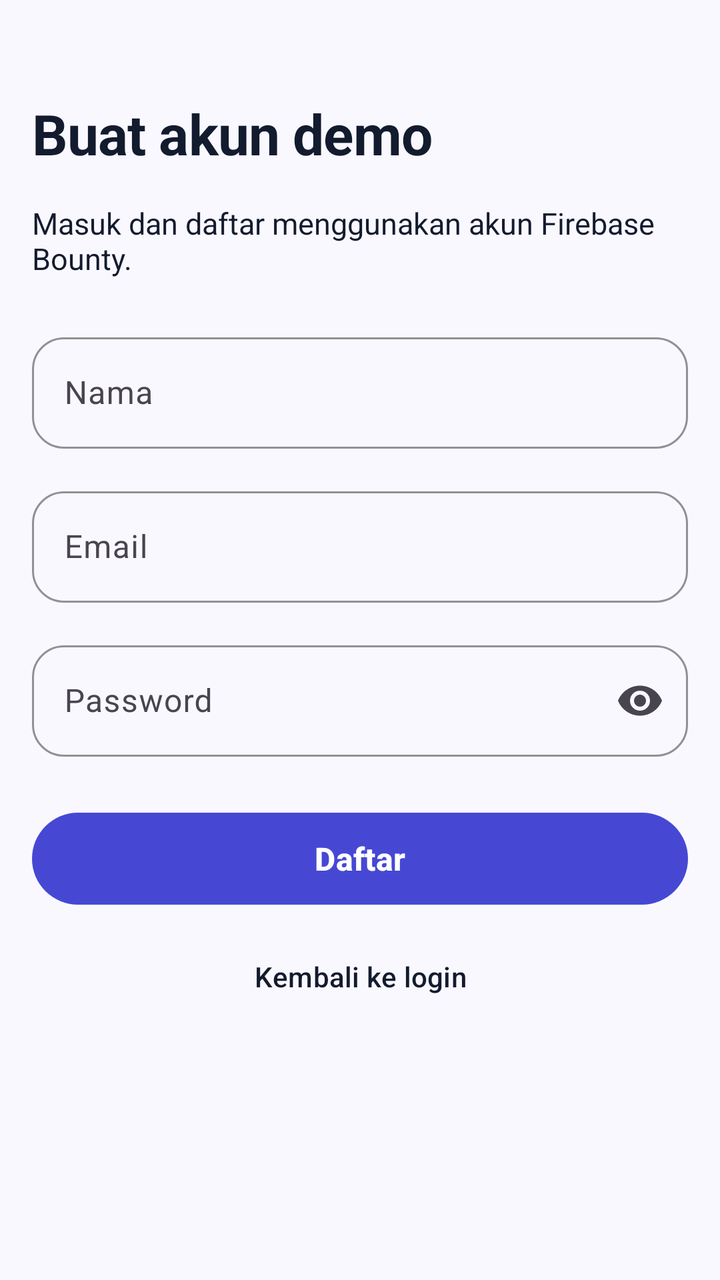
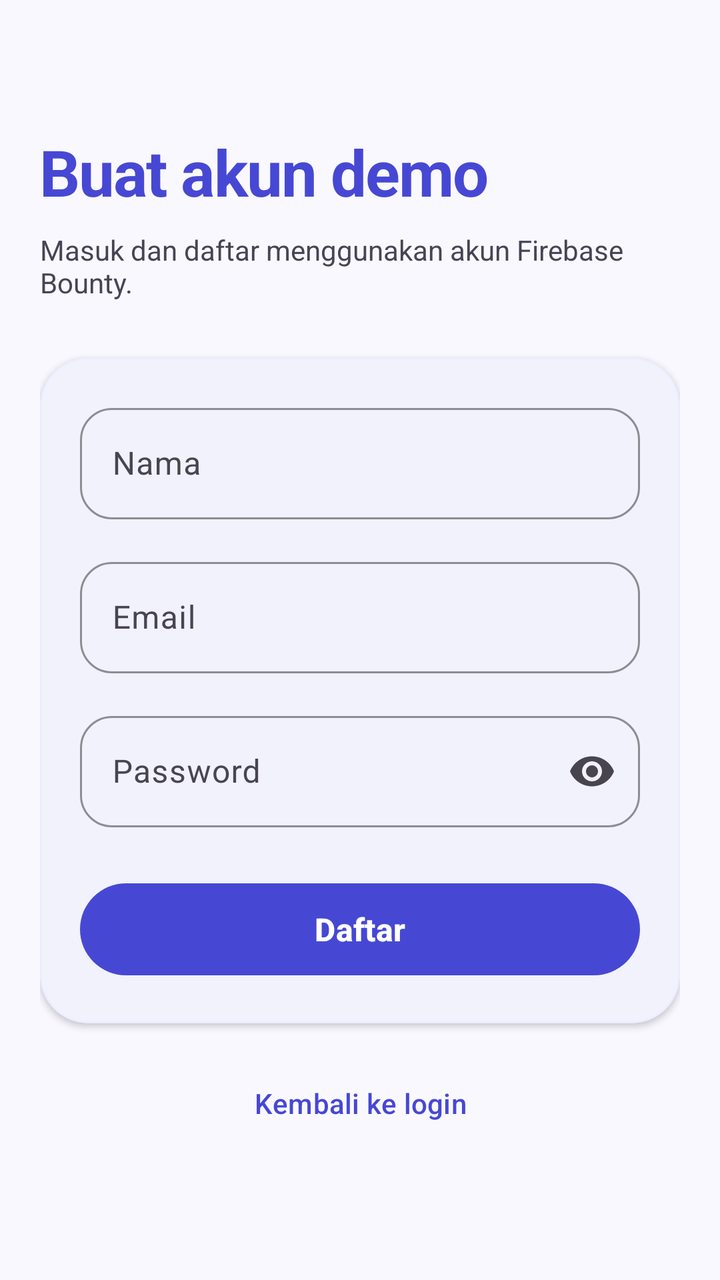

Two renders of the same Android screen: before a commit and after it. Below are the layout's source before the change and the commit's diff.
<!-- AndroidManifest.xml: application theme Theme.Bounty -->
<!-- res/layout/activity_register.xml -->
<?xml version="1.0" encoding="utf-8"?>
<ScrollView xmlns:android="http://schemas.android.com/apk/res/android"
    xmlns:app="http://schemas.android.com/apk/res-auto"
    android:id="@+id/main" android:layout_width="match_parent"
    android:layout_height="match_parent" android:fillViewport="true" android:padding="16dp">
    <LinearLayout android:layout_width="match_parent" android:layout_height="wrap_content"
        android:orientation="vertical" android:paddingTop="32dp" android:paddingBottom="24dp">
        <com.google.android.material.textview.MaterialTextView
            style="@style/BountyHeading" android:text="@string/register_title" />
        <com.google.android.material.textview.MaterialTextView
            style="@style/BountyBody" android:layout_marginTop="16dp" android:text="@string/firebase_auth_note" />
        <com.google.android.material.textfield.TextInputLayout
            android:id="@+id/name_layout" style="@style/BountyTextInput"
            android:layout_width="match_parent" android:layout_height="wrap_content"
            android:layout_marginTop="24dp" android:hint="@string/name_label">
            <com.google.android.material.textfield.TextInputEditText
                android:id="@+id/name_input" android:layout_width="match_parent"
                android:layout_height="wrap_content" android:autofillHints="name"
                android:imeOptions="actionNext" android:inputType="textPersonName|textCapWords"
                android:maxLength="80" android:singleLine="true" />
        </com.google.android.material.textfield.TextInputLayout>
        <com.google.android.material.textfield.TextInputLayout
            android:id="@+id/email_layout" style="@style/BountyTextInput"
            android:layout_width="match_parent" android:layout_height="wrap_content"
            android:layout_marginTop="16dp" android:hint="@string/email_label">
            <com.google.android.material.textfield.TextInputEditText
                android:id="@+id/email_input" android:layout_width="match_parent"
                android:layout_height="wrap_content" android:autofillHints="emailAddress"
                android:imeOptions="actionDone" android:inputType="textEmailAddress"
                android:maxLength="254" android:singleLine="true" />
        </com.google.android.material.textfield.TextInputLayout>
        <com.google.android.material.textfield.TextInputLayout
            android:id="@+id/password_layout" style="@style/BountyTextInput"
            android:layout_width="match_parent" android:layout_height="wrap_content"
            android:layout_marginTop="16dp" android:hint="@string/password_label"
            app:endIconMode="password_toggle">
            <com.google.android.material.textfield.TextInputEditText
                android:id="@+id/password_input" android:layout_width="match_parent"
                android:layout_height="wrap_content" android:autofillHints="newPassword"
                android:imeOptions="actionDone" android:inputType="textPassword"
                android:maxLength="128" android:singleLine="true" />
        </com.google.android.material.textfield.TextInputLayout>
        <com.google.android.material.button.MaterialButton
            android:id="@+id/register_button" style="@style/BountyButton"
            android:layout_marginTop="24dp" android:text="@string/register_action" />
        <com.google.android.material.button.MaterialButton
            android:id="@+id/login_link" style="@style/Widget.Material3.Button.TextButton"
            android:layout_width="match_parent" android:layout_height="wrap_content"
            android:layout_marginTop="8dp" android:minHeight="48dp"
            android:text="@string/login_link" android:textColor="?attr/colorOnSurface" />
    </LinearLayout>
</ScrollView>
<!-- resources referenced by this layout -->
<resources>
  <string name="email_label">Email</string>
  <string name="firebase_auth_note">Masuk dan daftar menggunakan akun Firebase Bounty.</string>
  <string name="login_link">Kembali ke login</string>
  <string name="name_label">Nama</string>
  <string name="password_label">Password</string>
  <string name="register_action">Daftar</string>
  <string name="register_title">Buat akun demo</string>
  <style name="BountyBody">
          <item name="android:layout_width">match_parent</item>
          <item name="android:layout_height">wrap_content</item>
          <item name="android:textSize">15sp</item>
          <item name="android:textColor">?attr/colorOnSurface</item>
      </style>
  <style name="BountyButton" parent="Widget.Material3.Button">
          <item name="android:layout_width">match_parent</item>
          <item name="android:layout_height">wrap_content</item>
          <item name="android:minHeight">54dp</item>
          <item name="android:textSize">16sp</item>
          <item name="android:textStyle">bold</item>
          <item name="cornerRadius">28dp</item>
          <item name="backgroundTint">@color/bounty_primary</item>
          <item name="android:textColor">@color/white</item>
          <item name="elevation">2dp</item>
      </style>
  <style name="BountyHeading">
          <item name="android:layout_width">match_parent</item>
          <item name="android:layout_height">wrap_content</item>
          <item name="android:textSize">28sp</item>
          <item name="android:textStyle">bold</item>
          <item name="android:letterSpacing">-0.01</item>
          <item name="android:textColor">?attr/colorOnSurface</item>
      </style>
  <style name="BountyTextInput" parent="Widget.Material3.TextInputLayout.OutlinedBox">
          <item name="boxCornerRadiusTopStart">16dp</item>
          <item name="boxCornerRadiusTopEnd">16dp</item>
          <item name="boxCornerRadiusBottomStart">16dp</item>
          <item name="boxCornerRadiusBottomEnd">16dp</item>
          <item name="boxStrokeColor">@color/bounty_primary</item>
          <item name="hintTextColor">?attr/colorOnSurface</item>
      </style>
  <style name="Theme.Bounty" parent="Base.Theme.Bounty" />
  <color name="bounty_primary">#4648D4</color>
  <color name="white">#FFFFFFFF</color>
  <color name="bounty_primary_container">#6063EE</color>
  <color name="bounty_on_primary_container">#FFFBFF</color>
  <color name="bounty_secondary">#855300</color>
  <color name="bounty_secondary_container">#FEA619</color>
  <color name="bounty_on_secondary_container">#684000</color>
  <color name="bounty_tertiary">#006C49</color>
  <color name="bounty_tertiary_container">#00885D</color>
  <color name="bounty_background">#FAF8FF</color>
  <color name="bounty_surface">#FFFFFF</color>
  <color name="bounty_text">#131B2E</color>
  <color name="bounty_outline_variant">#C7C4D7</color>
  <style name="BountyDialog" parent="ThemeOverlay.Material3.MaterialAlertDialog">
          <item name="shapeAppearanceOverlay">@style/BountyDialogShape</item>
          <item name="colorSurface">@color/bounty_surface</item>
          <item name="buttonBarPositiveButtonStyle">@style/BountyDialogButton</item>
          <item name="buttonBarNegativeButtonStyle">@style/BountyDialogButton</item>
      </style>
  <style name="BountyDialogShape">
          <item name="cornerFamily">rounded</item>
          <item name="cornerSize">24dp</item>
      </style>
  <style name="BountyDialogButton" parent="Widget.Material3.Button.TextButton.Dialog">
          <item name="android:textColor">@color/bounty_primary</item>
          <item name="android:textStyle">bold</item>
      </style>
  <!-- unchanged entries left out for length: 1 -->
</resources>

<!-- the commit's change to res/layout/activity_register.xml (unified diff, before → after) -->
@@ -1,52 +1,126 @@
 <?xml version="1.0" encoding="utf-8"?>
 <ScrollView xmlns:android="http://schemas.android.com/apk/res/android"
     xmlns:app="http://schemas.android.com/apk/res-auto"
-    android:id="@+id/main" android:layout_width="match_parent"
-    android:layout_height="match_parent" android:fillViewport="true" android:padding="16dp">
-    <LinearLayout android:layout_width="match_parent" android:layout_height="wrap_content"
-        android:orientation="vertical" android:paddingTop="32dp" android:paddingBottom="24dp">
-        <com.google.android.material.textview.MaterialTextView
-            style="@style/BountyHeading" android:text="@string/register_title" />
-        <com.google.android.material.textview.MaterialTextView
-            style="@style/BountyBody" android:layout_marginTop="16dp" android:text="@string/firebase_auth_note" />
-        <com.google.android.material.textfield.TextInputLayout
-            android:id="@+id/name_layout" style="@style/BountyTextInput"
-            android:layout_width="match_parent" android:layout_height="wrap_content"
-            android:layout_marginTop="24dp" android:hint="@string/name_label">
-            <com.google.android.material.textfield.TextInputEditText
-                android:id="@+id/name_input" android:layout_width="match_parent"
-                android:layout_height="wrap_content" android:autofillHints="name"
-                android:imeOptions="actionNext" android:inputType="textPersonName|textCapWords"
-                android:maxLength="80" android:singleLine="true" />
-        </com.google.android.material.textfield.TextInputLayout>
-        <com.google.android.material.textfield.TextInputLayout
-            android:id="@+id/email_layout" style="@style/BountyTextInput"
-            android:layout_width="match_parent" android:layout_height="wrap_content"
-            android:layout_marginTop="16dp" android:hint="@string/email_label">
-            <com.google.android.material.textfield.TextInputEditText
-                android:id="@+id/email_input" android:layout_width="match_parent"
-                android:layout_height="wrap_content" android:autofillHints="emailAddress"
-                android:imeOptions="actionDone" android:inputType="textEmailAddress"
-                android:maxLength="254" android:singleLine="true" />
-        </com.google.android.material.textfield.TextInputLayout>
-        <com.google.android.material.textfield.TextInputLayout
-            android:id="@+id/password_layout" style="@style/BountyTextInput"
-            android:layout_width="match_parent" android:layout_height="wrap_content"
-            android:layout_marginTop="16dp" android:hint="@string/password_label"
-            app:endIconMode="password_toggle">
-            <com.google.android.material.textfield.TextInputEditText
-                android:id="@+id/password_input" android:layout_width="match_parent"
-                android:layout_height="wrap_content" android:autofillHints="newPassword"
-                android:imeOptions="actionDone" android:inputType="textPassword"
-                android:maxLength="128" android:singleLine="true" />
-        </com.google.android.material.textfield.TextInputLayout>
+    android:id="@+id/main"
+    android:layout_width="match_parent"
+    android:layout_height="match_parent"
+    android:fillViewport="true"
+    android:background="@color/bounty_background"
+    android:padding="20dp">
+
+    <LinearLayout
+        android:layout_width="match_parent"
+        android:layout_height="wrap_content"
+        android:orientation="vertical"
+        android:gravity="center_vertical"
+        android:paddingTop="24dp"
+        android:paddingBottom="24dp">
+
+        <TextView
+            style="@style/BountyHeading"
+            android:textSize="32sp"
+            android:textStyle="bold"
+            android:textColor="@color/bounty_primary"
+            android:letterSpacing="-0.02"
+            android:text="@string/register_title" />
+
+        <TextView
+            style="@style/BountyBody"
+            android:layout_marginTop="8dp"
+            android:textSize="14sp"
+            android:textColor="@color/bounty_text_secondary"
+            android:text="@string/firebase_auth_note" />
+
+        
+        <com.google.android.material.card.MaterialCardView
+            android:layout_width="match_parent"
+            android:layout_height="wrap_content"
+            android:layout_marginTop="28dp"
+            app:cardCornerRadius="24dp"
+            app:cardElevation="2dp"
+            app:strokeWidth="1dp"
+            app:strokeColor="@color/bounty_surface_container"
+            app:cardBackgroundColor="@color/bounty_surface">
+
+            <LinearLayout
+                android:layout_width="match_parent"
+                android:layout_height="wrap_content"
+                android:orientation="vertical"
+                android:padding="20dp">
+
+                <com.google.android.material.textfield.TextInputLayout
+                    android:id="@+id/name_layout"
+                    style="@style/BountyTextInput"
+                    android:layout_width="match_parent"
+                    android:layout_height="wrap_content"
+                    android:hint="@string/name_label">
+
+                    <com.google.android.material.textfield.TextInputEditText
+                        android:id="@+id/name_input"
+                        android:layout_width="match_parent"
+                        android:layout_height="wrap_content"
+                        android:autofillHints="name"
+                        android:imeOptions="actionNext"
+                        android:inputType="textPersonName|textCapWords"
+                        android:maxLength="80"
+                        android:singleLine="true" />
+                </com.google.android.material.textfield.TextInputLayout>
+
+                <com.google.android.material.textfield.TextInputLayout
+                    android:id="@+id/email_layout"
+                    style="@style/BountyTextInput"
+                    android:layout_width="match_parent"
+                    android:layout_height="wrap_content"
+                    android:layout_marginTop="16dp"
+                    android:hint="@string/email_label">
+
+                    <com.google.android.material.textfield.TextInputEditText
+                        android:id="@+id/email_input"
+                        android:layout_width="match_parent"
+                        android:layout_height="wrap_content"
+                        android:autofillHints="emailAddress"
+                        android:imeOptions="actionNext"
+                        android:inputType="textEmailAddress"
+                        android:maxLength="254"
+                        android:singleLine="true" />
+                </com.google.android.material.textfield.TextInputLayout>
+
+                <com.google.android.material.textfield.TextInputLayout
+                    android:id="@+id/password_layout"
+                    style="@style/BountyTextInput"
+                    android:layout_width="match_parent"
+                    android:layout_height="wrap_content"
+                    android:layout_marginTop="16dp"
+                    android:hint="@string/password_label"
+                    app:endIconMode="password_toggle">
+
+                    <com.google.android.material.textfield.TextInputEditText
+                        android:id="@+id/password_input"
+                        android:layout_width="match_parent"
+                        android:layout_height="wrap_content"
+                        android:autofillHints="newPassword"
+                        android:imeOptions="actionDone"
+                        android:inputType="textPassword"
+                        android:maxLength="128"
+                        android:singleLine="true" />
+                </com.google.android.material.textfield.TextInputLayout>
+
+                <com.google.android.material.button.MaterialButton
+                    android:id="@+id/register_button"
+                    style="@style/BountyButton"
+                    android:layout_marginTop="24dp"
+                    android:text="@string/register_action" />
+            </LinearLayout>
+        </com.google.android.material.card.MaterialCardView>
+
         <com.google.android.material.button.MaterialButton
-            android:id="@+id/register_button" style="@style/BountyButton"
-            android:layout_marginTop="24dp" android:text="@string/register_action" />
-        <com.google.android.material.button.MaterialButton
-            android:id="@+id/login_link" style="@style/Widget.Material3.Button.TextButton"
-            android:layout_width="match_parent" android:layout_height="wrap_content"
-            android:layout_marginTop="8dp" android:minHeight="48dp"
-            android:text="@string/login_link" android:textColor="?attr/colorOnSurface" />
+            android:id="@+id/login_link"
+            style="@style/Widget.Material3.Button.TextButton"
+            android:layout_width="match_parent"
+            android:layout_height="wrap_content"
+            android:layout_marginTop="16dp"
+            android:minHeight="48dp"
+            android:text="@string/login_link"
+            android:textColor="@color/bounty_primary" />
     </LinearLayout>
 </ScrollView>
<!-- resource entries referenced after the edit -->
@@ -52,6 +52,8 @@
   <color name="bounty_tertiary_container">#00885D</color>
   <color name="bounty_background">#FAF8FF</color>
   <color name="bounty_surface">#FFFFFF</color>
+  <color name="bounty_surface_container">#EAEDFF</color>
+  <color name="bounty_text_secondary">#464554</color>
   <color name="bounty_text">#131B2E</color>
   <color name="bounty_outline_variant">#C7C4D7</color>
   <style name="BountyDialog" parent="ThemeOverlay.Material3.MaterialAlertDialog">
